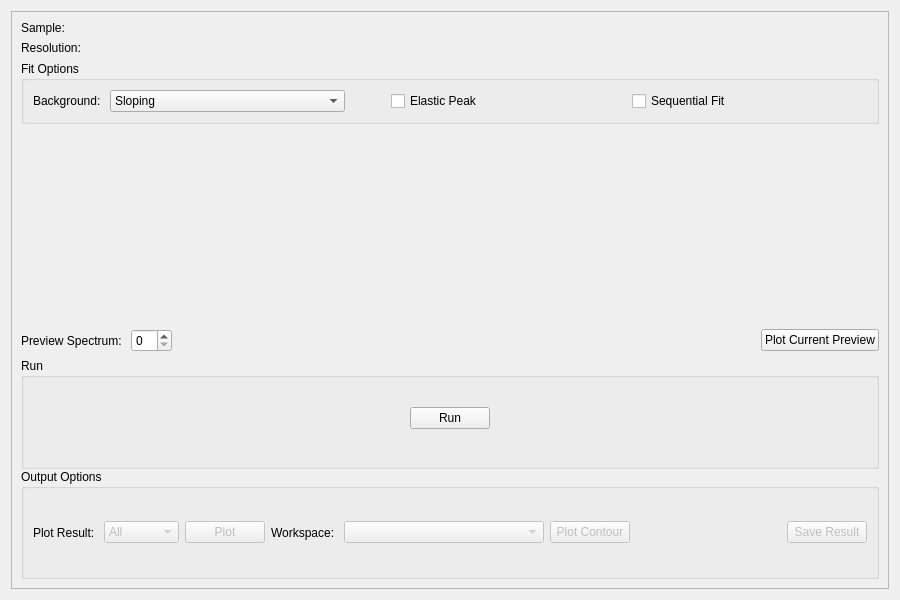
This is qt/scientific_interfaces/Inelastic/BayesFitting/Stretch.ui in mantidproject/mantid as Qt 5 draws it before an edit. The edited form follows.
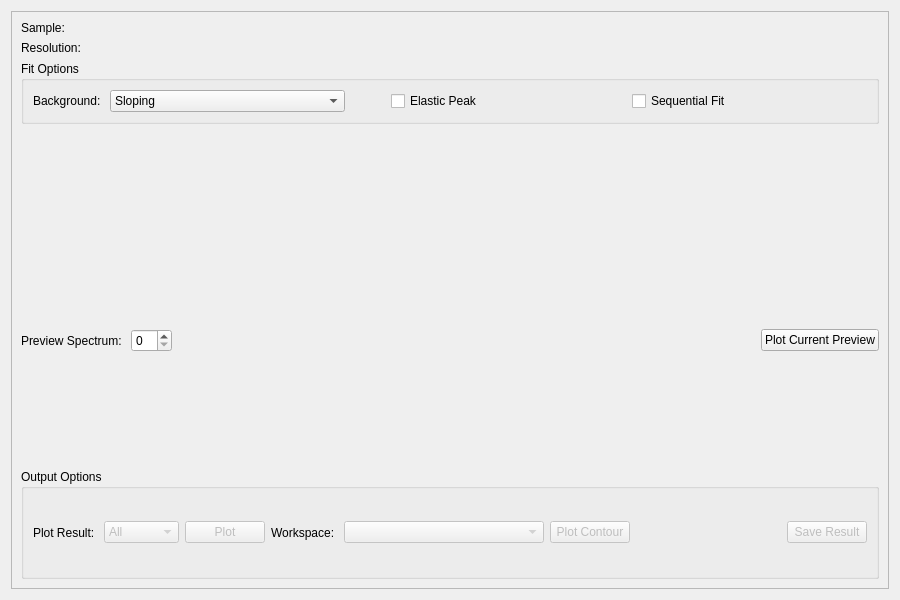
This is the edited form. Custom widgets are drawn as their Qt base class.

Commit message: Use RunWidget in Stretch tab of Bayes Fitting

Diff of the .ui file:
```diff
--- a/qt/scientific_interfaces/Inelastic/BayesFitting/Stretch.ui
+++ b/qt/scientific_interfaces/Inelastic/BayesFitting/Stretch.ui
@@ -24,8 +24,8 @@
        <rect>
         <x>0</x>
         <y>0</y>
-        <width>880</width>
-        <height>580</height>
+        <width>876</width>
+        <height>576</height>
        </rect>
       </property>
       <layout class="QVBoxLayout" name="verticalLayout_4">
@@ -256,52 +256,7 @@
            <number>0</number>
           </property>
           <item>
-           <widget class="QGroupBox" name="gbRun">
-            <property name="title">
-             <string>Run</string>
-            </property>
-            <layout class="QHBoxLayout" name="horizontalLayout_3">
-             <property name="topMargin">
-              <number>0</number>
-             </property>
-             <property name="bottomMargin">
-              <number>7</number>
-             </property>
-             <item>
-              <spacer name="horizontalSpacer_3">
-               <property name="orientation">
-                <enum>Qt::Horizontal</enum>
-               </property>
-               <property name="sizeHint" stdset="0">
-                <size>
-                 <width>385</width>
-                 <height>20</height>
-                </size>
-               </property>
-              </spacer>
-             </item>
-             <item>
-              <widget class="QPushButton" name="pbRun">
-               <property name="text">
-                <string>Run</string>
-               </property>
-              </widget>
-             </item>
-             <item>
-              <spacer name="horizontalSpacer_4">
-               <property name="orientation">
-                <enum>Qt::Horizontal</enum>
-               </property>
-               <property name="sizeHint" stdset="0">
-                <size>
-                 <width>384</width>
-                 <height>20</height>
-                </size>
-               </property>
-              </spacer>
-             </item>
-            </layout>
-           </widget>
+           <widget class="QWidget" name="runWidget" native="true"/>
           </item>
           <item>
            <layout class="QHBoxLayout" name="horizontalLayout_44">
```
The commit also changes 2 other files.
